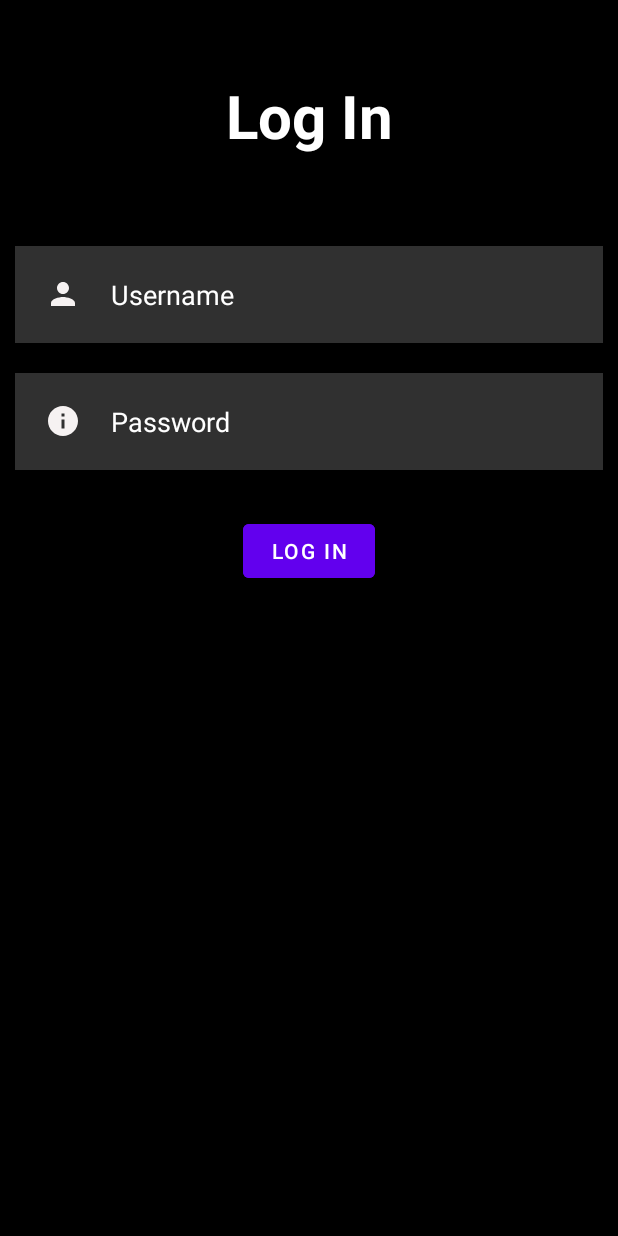
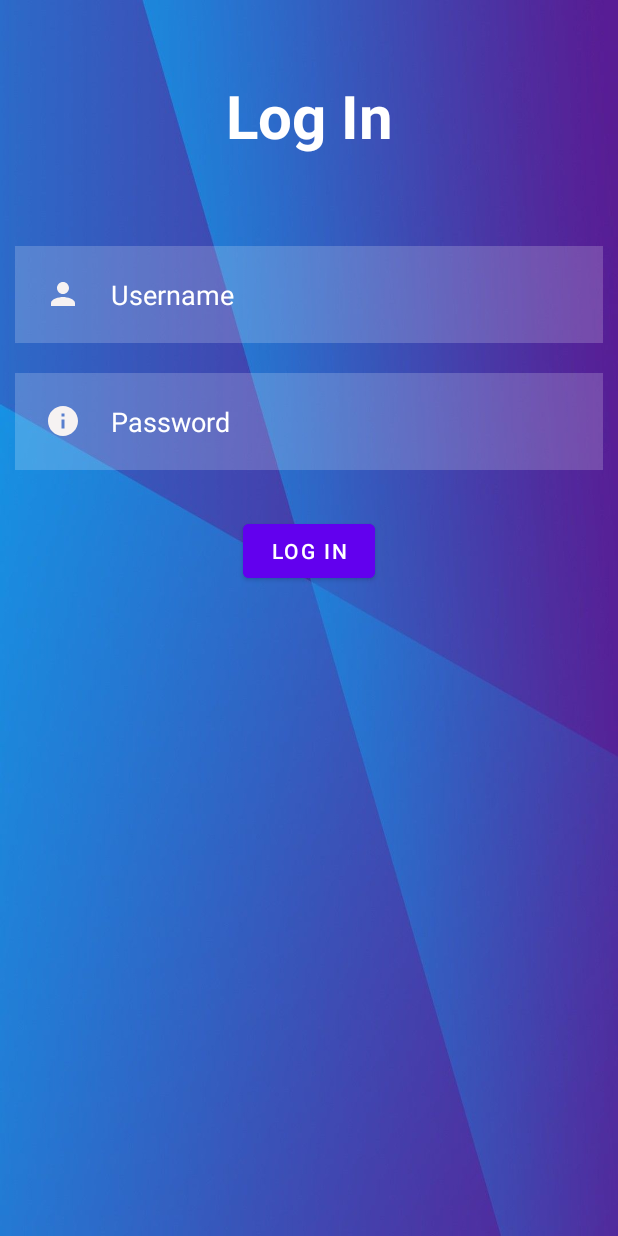
Before and after one commit to Ghutoon/SignUpApp, an Android app: the MainActivity2 screen opened directly, with no data from a screen before it, on a phone screen of 412 x 824 dp. Run offline under Robolectric (Android 15) with nearby library versions, the phone set to English and light mode, and no system bars.

Commit message:
Signup app demo

```diff
--- a/app/src/main/res/layout/activity_main.xml
+++ b/app/src/main/res/layout/activity_main.xml
@@ -4,7 +4,7 @@
     xmlns:tools="http://schemas.android.com/tools"
     android:layout_width="match_parent"
     android:layout_height="match_parent"
-    android:background="@color/material_dynamic_primary0"
+    android:background="@drawable/background"
     tools:context=".MainActivity">
 
     <TextView
--- a/app/src/main/res/layout/activity_main2.xml
+++ b/app/src/main/res/layout/activity_main2.xml
@@ -4,7 +4,7 @@
     xmlns:tools="http://schemas.android.com/tools"
     android:layout_width="match_parent"
     android:layout_height="match_parent"
-    android:background="@color/design_default_color_on_secondary"
+    android:background="@drawable/bb"
     tools:context=".MainActivity2">
 
     <TextView
```
